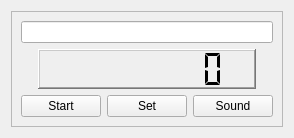
This is ui/timerWidget.ui in Brewtarget/brewtarget as Qt 5 draws it before an edit. The edited form follows.
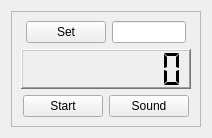
This is the edited form.

Commit message: Fixed some cosmetic issues in TimerWidget and BrewDayScrollWidget.

The edit to the form file:
```diff
--- a/ui/timerWidget.ui
+++ b/ui/timerWidget.ui
@@ -6,10 +6,16 @@
    <rect>
     <x>0</x>
     <y>0</y>
-    <width>220</width>
-    <height>125</height>
+    <width>202</width>
+    <height>123</height>
    </rect>
   </property>
+  <property name="minimumSize">
+   <size>
+    <width>0</width>
+    <height>0</height>
+   </size>
+  </property>
   <property name="maximumSize">
    <size>
     <width>300</width>
@@ -30,7 +36,62 @@
      </property>
      <layout class="QVBoxLayout" name="verticalLayout">
       <item>
-       <widget class="QLineEdit" name="lineEdit"/>
+       <layout class="QHBoxLayout" name="horizontalLayout_4">
+        <property name="margin">
+         <number>0</number>
+        </property>
+        <item>
+         <spacer name="horizontalSpacer_3">
+          <property name="orientation">
+           <enum>Qt::Horizontal</enum>
+          </property>
+          <property name="sizeHint" stdset="0">
+           <size>
+            <width>40</width>
+            <height>20</height>
+           </size>
+          </property>
+         </spacer>
+        </item>
+        <item>
+         <widget class="QPushButton" name="pushButton_set">
+          <property name="minimumSize">
+           <size>
+            <width>0</width>
+            <height>0</height>
+           </size>
+          </property>
+          <property name="toolTip">
+           <string>Set the timer to the specified value</string>
+          </property>
+          <property name="text">
+           <string>Set</string>
+          </property>
+          <property name="autoDefault">
+           <bool>true</bool>
+          </property>
+          <property name="default">
+           <bool>false</bool>
+          </property>
+         </widget>
+        </item>
+        <item>
+         <widget class="QLineEdit" name="lineEdit"/>
+        </item>
+        <item>
+         <spacer name="horizontalSpacer_4">
+          <property name="orientation">
+           <enum>Qt::Horizontal</enum>
+          </property>
+          <property name="sizeHint" stdset="0">
+           <size>
+            <width>40</width>
+            <height>20</height>
+           </size>
+          </property>
+         </spacer>
+        </item>
+       </layout>
       </item>
       <item>
        <layout class="QHBoxLayout" name="horizontalLayout_3">
@@ -60,7 +121,7 @@
           </property>
           <property name="minimumSize">
            <size>
-            <width>0</width>
+            <width>170</width>
             <height>40</height>
            </size>
           </property>
@@ -98,6 +159,19 @@
       </item>
       <item>
        <layout class="QHBoxLayout" name="horizontalLayout">
+        <item>
+         <spacer name="horizontalSpacer_5">
+          <property name="orientation">
+           <enum>Qt::Horizontal</enum>
+          </property>
+          <property name="sizeHint" stdset="0">
+           <size>
+            <width>40</width>
+            <height>20</height>
+           </size>
+          </property>
+         </spacer>
+        </item>
         <item>
          <widget class="QPushButton" name="pushButton_startStop">
           <property name="minimumSize">
@@ -114,28 +188,6 @@
           </property>
          </widget>
         </item>
-        <item>
-         <widget class="QPushButton" name="pushButton_set">
-          <property name="minimumSize">
-           <size>
-            <width>0</width>
-            <height>0</height>
-           </size>
-          </property>
-          <property name="toolTip">
-           <string>Set the timer to the specified value</string>
-          </property>
-          <property name="text">
-           <string>Set</string>
-          </property>
-          <property name="autoDefault">
-           <bool>true</bool>
-          </property>
-          <property name="default">
-           <bool>false</bool>
-          </property>
-         </widget>
-        </item>
         <item>
          <widget class="QPushButton" name="pushButton_sound">
           <property name="minimumSize">
@@ -152,6 +204,19 @@
           </property>
          </widget>
         </item>
+        <item>
+         <spacer name="horizontalSpacer_6">
+          <property name="orientation">
+           <enum>Qt::Horizontal</enum>
+          </property>
+          <property name="sizeHint" stdset="0">
+           <size>
+            <width>40</width>
+            <height>20</height>
+           </size>
+          </property>
+         </spacer>
+        </item>
        </layout>
       </item>
      </layout>
```
The commit also changes 4 other files.
